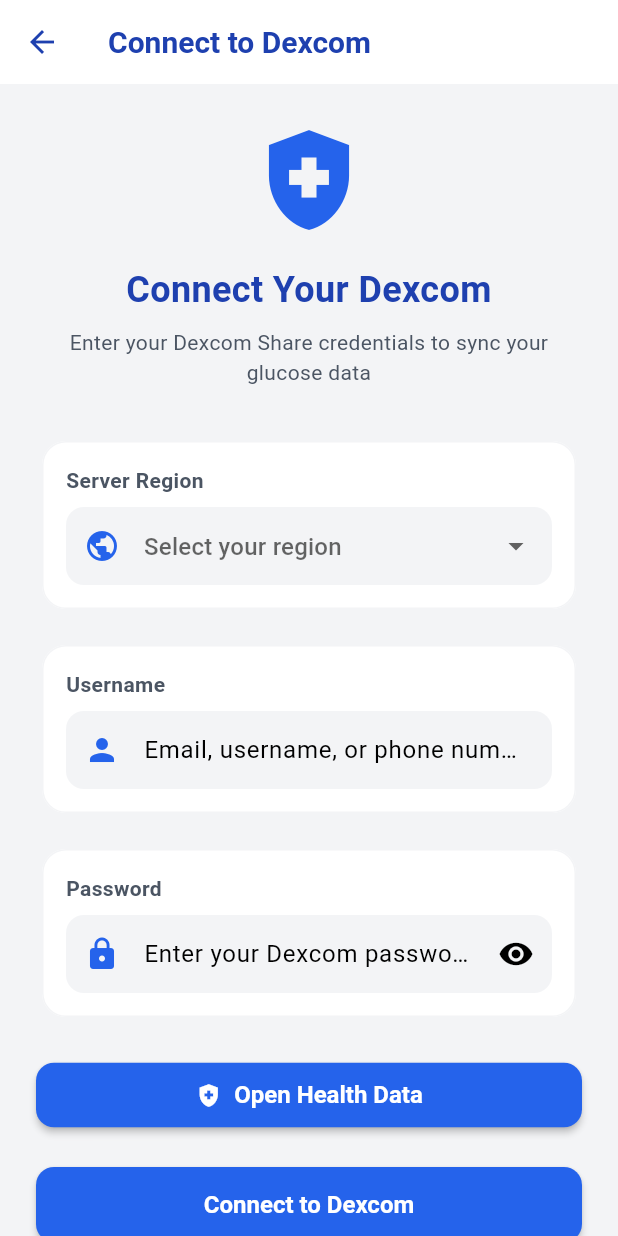
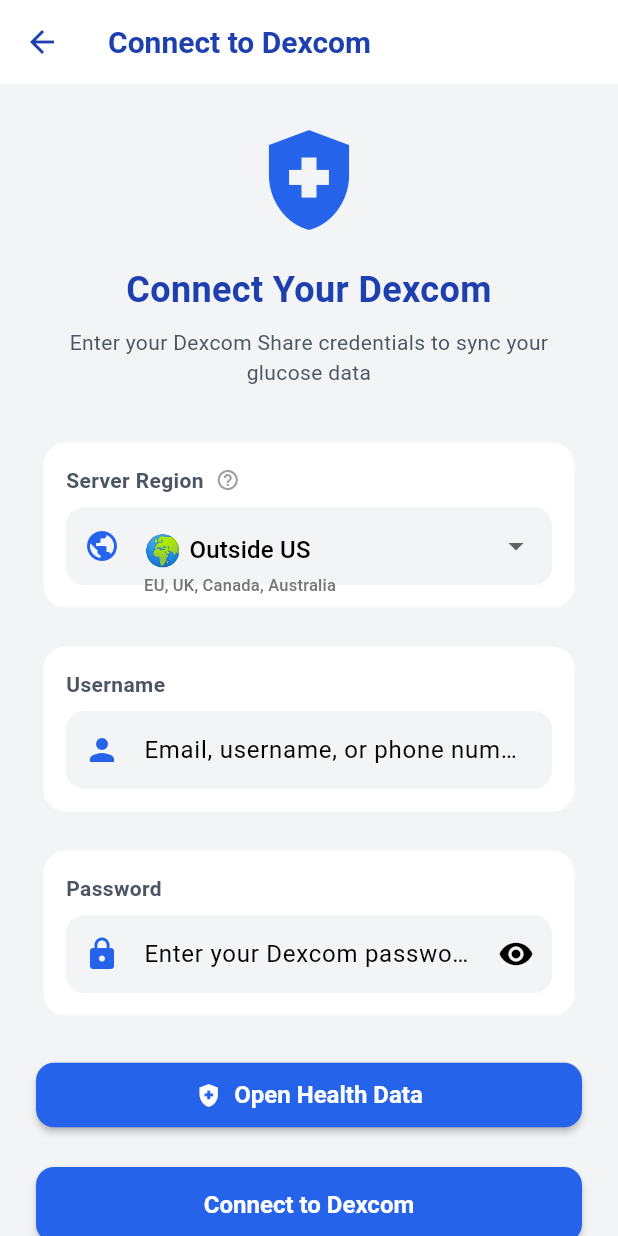
Before and after one commit to Karol2k04/DexCom, a Flutter app: the DexcomConnectScreen screen opened directly, on a phone screen of 412 x 824 dp. Run offline on Flutter 3.47's test engine with Material 3 defaults, Android fonts, the phone set to English and light mode, and no system bars; our stand-ins replace cloud_firestore, csv, file_picker, firebase_auth, firebase_core, fl_chart and 3 more; missing offline and left inert: dexcom, health; accounts and stored records are empty.

Commit message:
Dexcom API conection update

```diff
--- a/lib/examples/deep_link_example.dart
+++ b/lib/examples/deep_link_example.dart
@@ -1,7 +1,7 @@
 // Przykład użycia Deep Link Service w Twojej aplikacji
 // Dodaj ten kod do main.dart
 
-import 'services/deep_link_service.dart';
+//import 'services/deep_link_service.dart';
 
 /*
 PRZYKŁAD UŻYCIA W MAIN.DART:
--- a/lib/screens/dexcom_connect_screen.dart
+++ b/lib/screens/dexcom_connect_screen.dart
@@ -1,11 +1,18 @@
 import 'package:flutter/material.dart';
 import 'package:provider/provider.dart';
-import 'package:dexcom/dexcom.dart';
 import '../providers/glucose_provider.dart';
 import '../theme/app_theme.dart';
+import 'package:dexcom/dexcom.dart';
 import 'health_screen.dart';
 
-/// Screen for connecting to Dexcom Share API
+/// COMPATIBLE DexcomConnectScreen - Same structure, better error display
+///
+/// Changes:
+/// 1. Better error message display
+/// 2. Enhanced region selector with descriptions
+/// 3. Helpful tooltips and guidance
+/// 4. All navigation and integration stays the same!
+
 class DexcomConnectScreen extends StatefulWidget {
   const DexcomConnectScreen({super.key});
 
@@ -18,8 +25,7 @@
   final _usernameController = TextEditingController();
   final _passwordController = TextEditingController();
   bool _obscurePassword = true;
-  DexcomRegion _selectedRegion =
-      DexcomRegion.ous; // Default to OUS (Europe/Outside US)
+  DexcomRegion _selectedRegion = DexcomRegion.ous;
 
   @override
   void dispose() {
@@ -36,13 +42,24 @@
         await provider.connectDexcom(
           _usernameController.text.trim(),
           _passwordController.text,
-          region: _selectedRegion, // Pass the selected region
+          region: _selectedRegion,
         );
 
         if (mounted && provider.isConnected) {
           ScaffoldMessenger.of(context).showSnackBar(
-            const SnackBar(
-              content: Text('✅ Connected to Dexcom successfully!'),
+            SnackBar(
+              content: Row(
+                children: [
+                  Icon(Icons.check_circle, color: Colors.white),
+                  SizedBox(width: 12),
+                  Expanded(
+                    child: Text(
+                      '✅ Connected! ${provider.glucoseData.length} readings loaded',
+                      style: TextStyle(fontWeight: FontWeight.w600),
+                    ),
+                  ),
+                ],
+              ),
               backgroundColor: AppTheme.successGreen,
               duration: Duration(seconds: 3),
             ),
@@ -144,6 +161,54 @@
               ),
               const SizedBox(height: 32),
 
+              // ERROR MESSAGE DISPLAY (IMPROVED)
+              if (provider.errorMessage != null) ...[
+                Container(
+                  padding: EdgeInsets.all(16),
+                  decoration: BoxDecoration(
+                    color: AppTheme.dangerRed.withOpacity(0.1),
+                    border: Border.all(
+                      color: AppTheme.dangerRed.withOpacity(0.3),
+                      width: 1.5,
+                    ),
+                    borderRadius: BorderRadius.circular(12),
+                  ),
+                  child: Column(
+                    crossAxisAlignment: CrossAxisAlignment.start,
+                    children: [
+                      Row(
+                        children: [
+                          Icon(
+                            Icons.error_outline,
+                            color: AppTheme.dangerRed,
+                            size: 24,
+                          ),
+                          SizedBox(width: 8),
+                          Text(
+                            'Connection Issue',
+                            style: TextStyle(
+                              fontWeight: FontWeight.bold,
+                              fontSize: 16,
+                              color: AppTheme.dangerRed,
+                            ),
+                          ),
+                        ],
+                      ),
+                      SizedBox(height: 12),
+                      Text(
+                        provider.errorMessage!,
+                        style: TextStyle(
+                          fontSize: 13,
+                          height: 1.5,
+                          color: isDark ? Colors.grey[300] : Colors.grey[900],
+                        ),
+                      ),
+                    ],
+                  ),
+                ),
+                const SizedBox(height: 16),
+              ],
+
               // Connection Status Card (when connected)
               if (provider.isConnected)
                 Card(
@@ -209,7 +274,7 @@
 
               // Login Form (when not connected)
               if (!provider.isConnected) ...[
-                // Region Selection
+                // IMPROVED Region Selection with better descriptions
                 Card(
                   elevation: 0,
                   color: isDark ? AppTheme.darkCard : AppTheme.white,
@@ -217,6 +282,8 @@
                     padding: const EdgeInsets.all(16),
                     child: Column(
                       crossAxisAlignment: CrossAxisAlignment.start,
+                      children: [
+                        Row(
                           children: [
                             Text(
                               'Server Region',
@@ -228,9 +295,20 @@
                                     : AppTheme.darkGray,
                               ),
                             ),
+                            SizedBox(width: 8),
+                            Tooltip(
+                              message: 'Select the region matching where you downloaded the DexCom app',
+                              child: Icon(
+                                Icons.help_outline,
+                                size: 16,
+                                color: Colors.grey[500],
+                              ),
+                            ),
+                          ],
+                        ),
                         const SizedBox(height: 8),
                         DropdownButtonFormField<DexcomRegion>(
-                          initialValue: _selectedRegion,
+                          value: _selectedRegion,
                           decoration: InputDecoration(
                             hintText: 'Select your region',
                             prefixIcon: const Icon(
@@ -253,18 +331,72 @@
                               ),
                             ),
                           ),
-                          items: const [
+                          items: [
                             DropdownMenuItem(
                               value: DexcomRegion.us,
-                              child: Text('🇺🇸 United States'),
+                              child: Column(
+                                crossAxisAlignment: CrossAxisAlignment.start,
+                                mainAxisSize: MainAxisSize.min,
+                                children: [
+                                  Row(
+                                    children: [
+                                      Text('🇺🇸 ', style: TextStyle(fontSize: 20)),
+                                      Text('United States'),
+                                    ],
+                                  ),
+                                  Text(
+                                    'For US App Store accounts',
+                                    style: TextStyle(
+                                      fontSize: 11,
+                                      color: Colors.grey[600],
+                                    ),
+                                  ),
+                                ],
+                              ),
                             ),
                             DropdownMenuItem(
                               value: DexcomRegion.ous,
-                              child: Text('🌍 Europe / Outside US'),
+                              child: Column(
+                                crossAxisAlignment: CrossAxisAlignment.start,
+                                mainAxisSize: MainAxisSize.min,
+                                children: [
+                                  Row(
+                                    children: [
+                                      Text('🌍 ', style: TextStyle(fontSize: 20)),
+                                      Text('Outside US'),
+                                    ],
+                                  ),
+                                  Text(
+                                    'EU, UK, Canada, Australia',
+                                    style: TextStyle(
+                                      fontSize: 11,
+                                      color: Colors.grey[600],
+                                    ),
+                                  ),
+                                ],
+                              ),
                             ),
                             DropdownMenuItem(
                               value: DexcomRegion.jp,
-                              child: Text('🇯🇵 Japan'),
+                              child: Column(
+                                crossAxisAlignment: CrossAxisAlignment.start,
+                                mainAxisSize: MainAxisSize.min,
+                                children: [
+                                  Row(
+                                    children: [
+                                      Text('🇯🇵 ', style: TextStyle(fontSize: 20)),
+                                      Text('Japan'),
+                                    ],
+                                  ),
+                                  Text(
+                                    'For Japanese accounts',
+                                    style: TextStyle(
+                                      fontSize: 11,
+                                      color: Colors.grey[600],
+                                    ),
+                                  ),
+                                ],
+                              ),
                             ),
                           ],
                           onChanged: (value) {
@@ -301,6 +433,7 @@
                         const SizedBox(height: 8),
                         TextFormField(
                           controller: _usernameController,
+                          keyboardType: TextInputType.emailAddress,
                           decoration: InputDecoration(
                             hintText: 'Email, username, or phone number',
                             prefixIcon: const Icon(
@@ -440,13 +573,26 @@
                       disabledBackgroundColor: Colors.grey,
                     ),
                     child: provider.isLoading
-                        ? const SizedBox(
+                        ? Row(
+                            mainAxisAlignment: MainAxisAlignment.center,
+                            children: [
+                              SizedBox(
                                 height: 20,
                                 width: 20,
                                 child: CircularProgressIndicator(
                                   strokeWidth: 2,
                                   color: AppTheme.white,
                                 ),
+                              ),
+                              SizedBox(width: 12),
+                              Text(
+                                'Connecting...',
+                                style: TextStyle(
+                                  fontSize: 16,
+                                  fontWeight: FontWeight.bold,
+                                ),
+                              ),
+                            ],
                           )
                         : const Text(
                             'Connect to Dexcom',
@@ -461,7 +607,7 @@
 
               const SizedBox(height: 24),
 
-              // Info Card
+              // Info Card (IMPROVED)
               Card(
                 elevation: 0,
                 color: AppTheme.primaryBlue.withOpacity(0.1),
@@ -478,7 +624,7 @@
                           ),
                           const SizedBox(width: 8),
                           Text(
-                            'Important Information',
+                            'Before Connecting',
                             style: TextStyle(
                               fontWeight: FontWeight.bold,
                               color: AppTheme.primaryBlue,
@@ -489,11 +635,13 @@
                       ),
                       const SizedBox(height: 12),
                       Text(
-                        '🌍 Select the correct region where your Dexcom account is registered\n\n'
-                        '📊 This app fetches glucose data from the last 10 days\n\n'
-                        '🔐 Make sure Dexcom Share is enabled in your Dexcom app\n\n'
-                        '🔒 Your credentials are only used to connect to Dexcom\n\n'
-                        '🔄 Data refreshes automatically',
+                        '✅ Enable Share in your DexCom app (Settings → Share)\n\n'
+                        '✅ Add at least 1 follower (can be yourself)\n\n'
+                        '✅ Ensure your G7 sensor is active\n\n'
+                        '✅ Select the correct region:\n'
+                        '    • US App Store → United States\n'
+                        '    • EU/UK/Canada → Outside US\n\n'
+                        '🔒 Your credentials are secure and only used for DexCom',
                         style: TextStyle(
                           fontSize: 13,
                           height: 1.5,
@@ -504,65 +652,6 @@
                   ),
                 ),
               ),
-
-              // Troubleshooting Card
-              const SizedBox(height: 16),
-              Card(
-                elevation: 0,
-                color: isDark ? AppTheme.darkCard : AppTheme.white,
-                child: ExpansionTile(
-                  leading: const Icon(
-                    Icons.help_outline,
-                    color: AppTheme.warningOrange,
-                  ),
-                  title: const Text('Troubleshooting'),
-                  children: [
-                    Padding(
-                      padding: const EdgeInsets.all(16),
-                      child: Column(
-                        crossAxisAlignment: CrossAxisAlignment.start,
-                        children: [
-                          Text(
-                            'Connection Issues:',
-                            style: TextStyle(fontWeight: FontWeight.bold),
-                          ),
-                          const SizedBox(height: 8),
-                          Text(
-                            '• Make sure you selected the correct region\n'
-                            '• Double-check your username and password\n'
-                            '• Ensure Dexcom Share is enabled in your Dexcom app\n'
-                            '• Check your internet connection\n'
-                            '• Verify credentials work on share.dexcom.com',
-                            style: TextStyle(
-                              fontSize: 13,
-                              color: isDark
-                                  ? Colors.grey[400]
-                                  : Colors.grey[700],
-                            ),
-                          ),
-                          const SizedBox(height: 12),
-                          Text(
-                            'Region Guide:',
-                            style: TextStyle(fontWeight: FontWeight.bold),
-                          ),
-                          const SizedBox(height: 8),
-                          Text(
-                            '• United States: For US-based accounts\n'
-                            '• Europe/Outside US: For EU, UK, and international accounts\n'
-                            '• Japan: For Japan-based accounts',
-                            style: TextStyle(
-                              fontSize: 13,
-                              color: isDark
-                                  ? Colors.grey[400]
-                                  : Colors.grey[700],
-                            ),
-                          ),
-                        ],
-                      ),
-                    ),
-                  ],
-                ),
-              ),
             ],
           ),
         ),
--- a/pubspec.yaml
+++ b/pubspec.yaml
@@ -30,7 +30,10 @@
 dependencies:
   flutter:
     sdk: flutter
-  dexcom: ^1.1.4
+  dexcom:
+    git:
+      url: https://github.com/SmilingCheshire/dexcom.git
+      ref: main
   http: ^1.1.0
   image_picker: ^1.0.7
   google_generative_ai: ^0.4.0
```
Also changed, not shown: lib/models/glucose_reading.dart (+22 -6 lines), lib/providers/glucose_provider.dart (+83 -16 lines), lib/screens/health_screen.dart (+18 -3 lines), lib/services/dexcom_service.dart (+114 -56 lines), pubspec.lock, 2 other files. Lines whose indentation alone changed are shown as unchanged.
